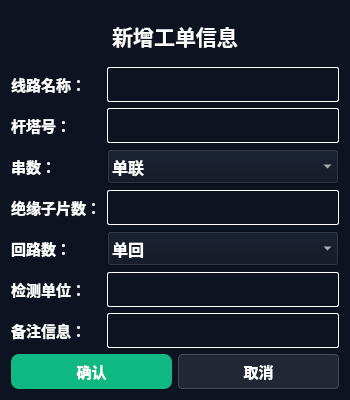
Above: Insulator_Zero_Value_Detection_Robot/UI/NewTicketDialog.ui from yangreest/Zero-value-Insulator-Robot-V2 before the change. Below: the same form after it.
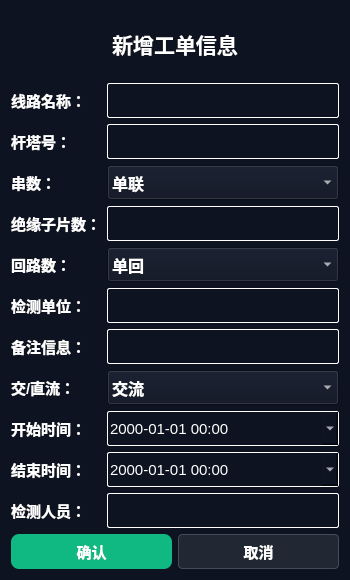
That is the form after the change.

Commit message:
feat(config): 新增电流类型和检测人员配置字段
- 在配置管理器中添加电流类型枚举（交流/直流）和检测人员字段
- 实现XML配置文件中新增字段的读取和写入功能
- 添加开始时间和结束时间配置选项
- 更新工单表格显示新添加的配置字段信息
- 实现工单和报告列表的过滤功能，支持按线路名称和检测人员筛选
- 添加IP地址校验功能，确保输入格式正确
- 实现绝缘子阈值的保存功能
- 优化界面布局，添加垂直分割器以改善用户体验
- 修复XML元素插入位置错误的问题
- 更新表格行数据设置逻辑，统一使用SetTicketRow方法
- 添加测量数据表格的动态布局调整功能，支持双联模式下的内外侧区分

The edit to the form file:
```diff
--- a/Insulator_Zero_Value_Detection_Robot/UI/NewTicketDialog.ui
+++ b/Insulator_Zero_Value_Detection_Robot/UI/NewTicketDialog.ui
@@ -7,19 +7,19 @@
     <x>0</x>
     <y>0</y>
     <width>350</width>
-    <height>400</height>
+    <height>580</height>
    </rect>
   </property>
   <property name="minimumSize">
    <size>
     <width>350</width>
-    <height>400</height>
+    <height>580</height>
    </size>
   </property>
   <property name="maximumSize">
    <size>
     <width>350</width>
-    <height>400</height>
+    <height>580</height>
    </size>
   </property>
   <property name="windowTitle">
@@ -265,6 +265,159 @@
        </property>
       </widget>
      </item>
+     <item row="7" column="0">
+      <widget class="QLabel" name="label_9">
+       <property name="font">
+        <font>
+         <pointsize>11</pointsize>
+         <bold>true</bold>
+        </font>
+       </property>
+       <property name="text">
+        <string>交/直流：</string>
+       </property>
+      </widget>
+     </item>
+     <item row="7" column="1">
+      <widget class="QComboBox" name="comboBox_3">
+       <property name="minimumSize">
+        <size>
+         <width>0</width>
+         <height>35</height>
+        </size>
+       </property>
+       <property name="font">
+        <font>
+         <pointsize>12</pointsize>
+         <bold>true</bold>
+        </font>
+       </property>
+       <item>
+        <property name="text">
+         <string>交流</string>
+        </property>
+       </item>
+       <item>
+        <property name="text">
+         <string>直流</string>
+        </property>
+       </item>
+      </widget>
+     </item>
+     <item row="8" column="0">
+      <widget class="QLabel" name="label_10">
+       <property name="font">
+        <font>
+         <pointsize>11</pointsize>
+         <bold>true</bold>
+        </font>
+       </property>
+       <property name="text">
+        <string>开始时间：</string>
+       </property>
+      </widget>
+     </item>
+     <item row="8" column="1">
+      <widget class="QDateTimeEdit" name="dateTimeEdit">
+       <property name="minimumSize">
+        <size>
+         <width>0</width>
+         <height>35</height>
+        </size>
+       </property>
+       <property name="font">
+        <font>
+         <pointsize>11</pointsize>
+        </font>
+       </property>
+       <property name="styleSheet">
+        <string notr="true">color:#FFFFFF;
+border:1px solid #FFFFFF;
+border-radius:2px;</string>
+       </property>
+       <property name="displayFormat">
+        <string>yyyy-MM-dd HH:mm</string>
+       </property>
+       <property name="calendarPopup">
+        <bool>true</bool>
+       </property>
+      </widget>
+     </item>
+     <item row="9" column="0">
+      <widget class="QLabel" name="label_11">
+       <property name="font">
+        <font>
+         <pointsize>11</pointsize>
+         <bold>true</bold>
+        </font>
+       </property>
+       <property name="text">
+        <string>结束时间：</string>
+       </property>
+      </widget>
+     </item>
+     <item row="9" column="1">
+      <widget class="QDateTimeEdit" name="dateTimeEdit_2">
+       <property name="minimumSize">
+        <size>
+         <width>0</width>
+         <height>35</height>
+        </size>
+       </property>
+       <property name="font">
+        <font>
+         <pointsize>11</pointsize>
+        </font>
+       </property>
+       <property name="styleSheet">
+        <string notr="true">color:#FFFFFF;
+border:1px solid #FFFFFF;
+border-radius:2px;</string>
+       </property>
+       <property name="displayFormat">
+        <string>yyyy-MM-dd HH:mm</string>
+       </property>
+       <property name="calendarPopup">
+        <bool>true</bool>
+       </property>
+      </widget>
+     </item>
+     <item row="10" column="0">
+      <widget class="QLabel" name="label_12">
+       <property name="font">
+        <font>
+         <pointsize>11</pointsize>
+         <bold>true</bold>
+        </font>
+       </property>
+       <property name="text">
+        <string>检测人员：</string>
+       </property>
+      </widget>
+     </item>
+     <item row="10" column="1">
+      <widget class="QLineEdit" name="lineEdit_6">
+       <property name="minimumSize">
+        <size>
+         <width>0</width>
+         <height>35</height>
+        </size>
+       </property>
+       <property name="font">
+        <font>
+         <pointsize>11</pointsize>
+        </font>
+       </property>
+       <property name="styleSheet">
+        <string notr="true">color:#FFFFFF;
+border:1px solid #FFFFFF;
+border-radius:2px;</string>
+       </property>
+       <property name="text">
+        <string/>
+       </property>
+      </widget>
+     </item>
      <item row="6" column="1">
       <widget class="QLineEdit" name="lineEdit_5">
        <property name="minimumSize">
```
The commit also changes 11 other files.
